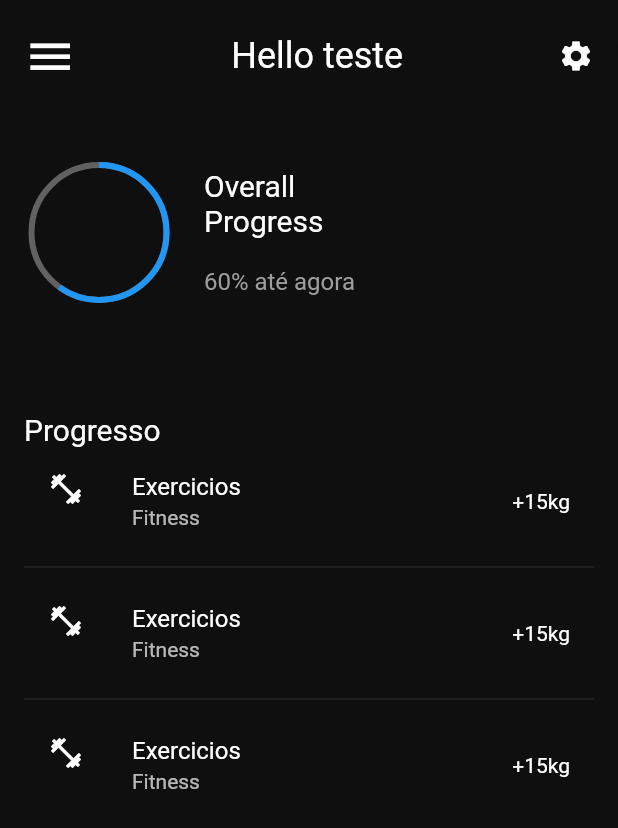
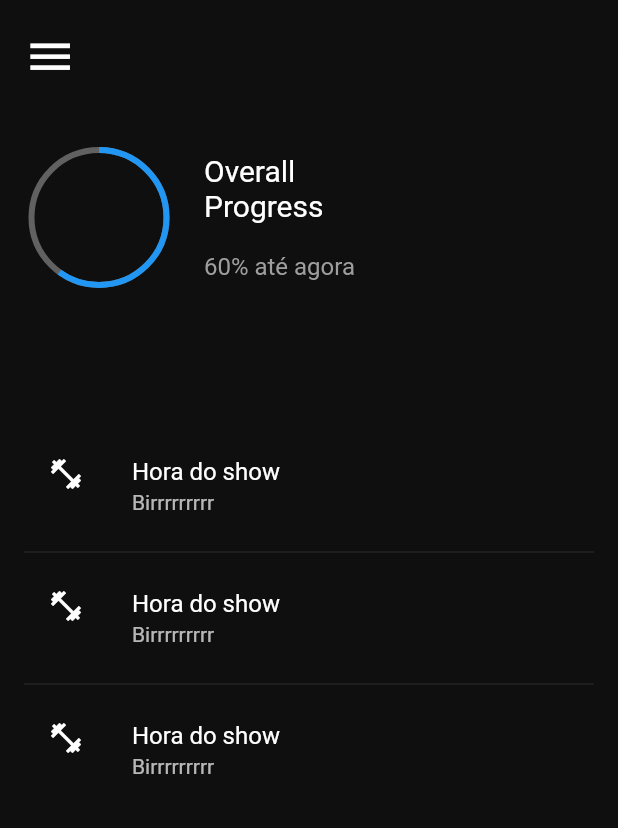
Before and after one commit to c-Bruno/LordFit, a Flutter app: the MenuDashboardPage screen opened by its route, on a phone screen of 412 x 824 dp. Shown: the top 828 px of the screen. Run offline on Flutter 3.47's test engine with Material 2 defaults, Android fonts, the phone set to English and light mode, and no system bars; our stand-ins replace carousel_pro, community_material_icon, font_awesome_flutter, intro_slider, rflutter_alert, simple_animations; network calls fail; Roboto replaces fonts that are missing (Calibre-Semibold).

Commit message:
eu nem sei mais

```diff
--- a/lib/home.dart
+++ b/lib/home.dart
@@ -2,6 +2,8 @@ import 'package:community_material_icon/community_material_icon.dart';
 import 'package:flutter/material.dart';
 import 'package:flutter/services.dart';
 import 'package:font_awesome_flutter/font_awesome_flutter.dart';
+import 'package:minhappteste/models/exercise_model.dart';
+
 import 'package:rflutter_alert/rflutter_alert.dart';
 import 'main.dart';
 import 'profile.dart';
@@ -17,6 +19,7 @@ class MenuDashboardPage extends StatefulWidget {
   }
 
 class _MenuDashboardPageState extends State<MenuDashboardPage> with SingleTickerProviderStateMixin {
+    PageController _pageController;
 
     bool isCollapsed = true;
     double screenWidth, screenHeight;
@@ -29,6 +32,7 @@ class _MenuDashboardPageState extends State<MenuDashboardPage> with SingleTicker
     @override
     void initState() {
         super.initState();
+          _pageController = PageController(initialPage: 0,);
         _controller = AnimationController(vsync: this, duration: duration);
         _scaleAnimation = Tween<double>(begin: 1, end: 0.8).animate(_controller);
         _menuScaleAnimation = Tween<double>(begin: 0.5, end: 1).animate(_controller);
@@ -50,6 +54,46 @@ class _MenuDashboardPageState extends State<MenuDashboardPage> with SingleTicker
         return Scaffold(
           resizeToAvoidBottomPadding: false,
           backgroundColor: backgroundColor,
+
+           /*PageView(
+                  controller: _pageController,
+                  children: <Widget>[
+                    Container(
+                      decoration: BoxDecoration(
+                        image: DecorationImage(
+
+                        image: AssetImage('assets/images/homeFundo.jpg'),
+                        fit: BoxFit.cover
+                      ),
+                     ),),
+
+                     Container(
+                      decoration: BoxDecoration(
+                       gradient: LinearGradient(
+                         colors: [
+                           Colors.black12.withOpacity(.5),
+                           Colors.black12.withOpacity(.5),
+                         ]
+                       )
+                     ),
+                     child: Padding(
+                        padding: EdgeInsets.all(40),
+                        child: Column(
+                          crossAxisAlignment: CrossAxisAlignment.start,
+                          children: <Widget>[
+                            SizedBox(height: 60,),
+                            Text('Exercicio diario', style:
+                            TextStyle(
+                              color: Colors.black12,
+                              fontSize: 40,
+                              fontWeight: FontWeight.bold,
+                            )),
+                          ],
+                        ),
+                     ),),
+                  ],
+                )*/
+
           body: Stack(
 
             children: <Widget>[
@@ -57,6 +101,8 @@ class _MenuDashboardPageState extends State<MenuDashboardPage> with SingleTicker
               dashboard(context),
             ],
           ),
+
+
         );
       }
 
@@ -236,59 +282,39 @@ class _MenuDashboardPageState extends State<MenuDashboardPage> with SingleTicker
                             });
                           },
                         ),
-
-                        SizedBox(
-                          width: 20,
-                        ),
-                        Text("Hello" + " teste", style: TextStyle(fontSize: 24, color: Colors.white)),
-
-                        SizedBox(
-                          width: 20,
-                        ),
-
-                       InkWell(
-                        child: Icon(
-                            Icons.settings,
-                            color: Colors.white,
-                          ),
-
-                          onTap: () {
-                            setState(() {
-                              if (isCollapsed)
-                                _controller.forward();
-
-                              else
-                                _controller.reverse();
-
-                              isCollapsed = !isCollapsed;
-                            });
-                          },
-                        )
                       ],
                     ),
 
-                  SizedBox(height: 50.0),
+                SizedBox(height: 40),
                  ///*
-                  _graficobola(),
+                _graficobola(),
                   const SizedBox(height: 50.0),
 
+                 /*ListView.builder(
+                    itemCount: 1,//categorias.length,
+                    shrinkWrap: true,
+                    itemBuilder: (context, index){
 
-                 SizedBox(height: 20),
-                    Text("Progresso", style: TextStyle(color: Colors.white, fontSize: 20),),
+                      //imageUrl = "assets/images/MusicaVader.jpg";
+                      return HomePage();
+                   },
+                  ),*/
+
+
+               SizedBox(height: 20),
+                    Text("", style: TextStyle(color: Colors.white, fontSize: 20),),
                     ListView.separated(
                       shrinkWrap: true,
                         itemBuilder: (context, index) {
                       return ListTile(
                        leading: Icon(Icons.fitness_center, color: Colors.white,),
-                        title: Text("Exercicios"),
-                        subtitle: Text("Fitness"),
-                        trailing: Text("+15kg"),
+                        title: Text("Hora do show"),
+                        subtitle: Text("Birrrrrrrrr"),
+                       // trailing: Text("Monstro"),
                       );
                     }, separatorBuilder: (context, index) {
                       return Divider(height: 16);
-                    }, itemCount: 3) //altera a quantidade de itens presentes na composição da lista retornada
-
-   // */
+                    }, itemCount: 3) //altera a quantidade de itens presentes na composição da lista retornada // */
                   ],
                 ),
               ),
--- a/lib/models/exercise.dart
+++ b/lib/models/exercise.dart
@@ -2,7 +2,7 @@ import 'exercise_model.dart';
 
 final Exercise supino =
     Exercise(
-        id: 1, image: 'assets/images/w1.jpg',  name: 'Supino reto',
+        id: 1, image: 'assets/images/w5.jpg',  name: 'Saltos de panturrilha',
         info: 'Definitivamente é um dos principais para quem deseja fortalecer ou ganhar massa muscular na região do peitoral.' +
         'Para treinar grupos musculares entre eles, peitorais maiores; deltoide; coracobraquial e também tricípete braquial, o mecanismo do supino tem por objetivo ampliar a resistência muscular gradualmente.'
     );
@@ -31,7 +31,8 @@ final Exercise remada =
         info: 'blo blo blo'
     );
 
-List<Exercise> training = [flexao, rosca, levantamento, remada,];
+List<Exercise> training = [flexao, rosca, levantamento, remada, supino];
+
 
 
 class Detail {
--- a/lib/training.dart
+++ b/lib/training.dart
@@ -9,6 +9,7 @@ import 'contants.dart';
 import 'package:minhappteste/models/exercise.dart';
 import 'package:minhappteste/widgets/treinos.dart';
 
+bool tovendo = false;
 
 
 class TrainingPage extends StatefulWidget {
@@ -93,6 +94,8 @@ class _TrainingPageState extends State<TrainingPage> {
   void choiceAction(String choice){
     if(choice == Constants.Settings){
       print('Editar treino');
+      tovendo = true;
+      print(tovendo);
     }
     else if(choice == Constants.createn){
       print('Criar novo treino');
@@ -151,7 +154,7 @@ class _TrainingPageState extends State<TrainingPage> {
                     ),
 
 
-                    IconButton(
+                    /*IconButton(
                       icon: Icon(
                         Icons.search,
                         color: Colors.white,
@@ -160,7 +163,7 @@ class _TrainingPageState extends State<TrainingPage> {
                       onPressed: () {
                         showAlertDialog(context);
                       },
-                    )
+                    )*/
                   ],
                 ),
               ),
@@ -237,6 +240,7 @@ class _TrainingPageState extends State<TrainingPage> {
 
             SizedBox(height: 6),
             // aciona carousel de imagens
+           // if (tovendo == false){
              Stack(
                 children: <Widget>[
                   CardScrollWidget(currentPage),
@@ -252,6 +256,8 @@ class _TrainingPageState extends State<TrainingPage> {
                   ),
                 ],
               ),
+           //},
+
 
 
              /* Stack(
@@ -437,7 +443,7 @@ class CardScrollWidget extends StatelessWidget {
                                     showAlertDialog(context);
                                   },
                                     color: Colors.purple[900],
-                                    child: Text("+ Informações",
+                                    child: Text("+ Fitnes",
                                         style: TextStyle(
                                         color: Colors.white
                                     ),
--- a/pubspec.yaml
+++ b/pubspec.yaml
@@ -14,7 +14,7 @@ description: A new Flutter project.
 version: 1.0.0+1
 
 environment:
-  sdk: ">=2.1.0 <3.0.0"
+  sdk: ">=2.2.2 <3.0.0"
 
 dependencies:
   flutter:
@@ -32,7 +32,7 @@ dependencies:
   community_material_icon: ^3.5.95
   http: ^0.12.0+2
   rflutter_alert: ^1.0.3
-
+  flutter_mobile_carousel: ^1.0.3
 
 
   # The following adds the Cupertino Icons font to your application.
```
Also changed, not shown: assets/images/MusicaVader.jpg (added), assets/images/sairVader.jpg (added), assets/images/w5.jpg (added), pubspec.lock.
